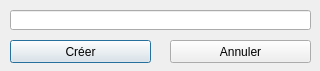
Before: the Qt Designer form CPPoker-Client/view/menucreateroom.ui in nosatoufer/CPPoker, drawn with Qt 5.
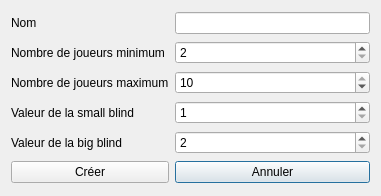
After: the same form once the commit is applied. Icons and pictures are not drawn.

```diff
--- a/CPPoker-Client/view/menucreateroom.ui
+++ b/CPPoker-Client/view/menucreateroom.ui
@@ -6,8 +6,8 @@
    <rect>
     <x>0</x>
     <y>0</y>
-    <width>320</width>
-    <height>71</height>
+    <width>381</width>
+    <height>196</height>
    </rect>
   </property>
   <property name="windowTitle">
@@ -17,42 +17,103 @@
    <iconset resource="../images.qrc">
     <normaloff>:/img/connexion.png</normaloff>:/img/connexion.png</iconset>
   </property>
-  <widget class="QLineEdit" name="nameRoom">
-   <property name="geometry">
-    <rect>
-     <x>10</x>
-     <y>10</y>
-     <width>301</width>
-     <height>20</height>
-    </rect>
-   </property>
-  </widget>
-  <widget class="QPushButton" name="buttonCreate">
-   <property name="geometry">
-    <rect>
-     <x>10</x>
-     <y>40</y>
-     <width>141</width>
-     <height>23</height>
-    </rect>
-   </property>
-   <property name="text">
-    <string>Créer</string>
-   </property>
-  </widget>
-  <widget class="QPushButton" name="buttonCancel">
-   <property name="geometry">
-    <rect>
-     <x>170</x>
-     <y>40</y>
-     <width>141</width>
-     <height>23</height>
-    </rect>
-   </property>
-   <property name="text">
-    <string>Annuler</string>
-   </property>
-  </widget>
+  <layout class="QGridLayout" name="gridLayout">
+   <item row="3" column="0">
+    <widget class="QLabel" name="label_3">
+     <property name="text">
+      <string>Nombre de joueurs maximum</string>
+     </property>
+    </widget>
+   </item>
+   <item row="4" column="0">
+    <widget class="QLabel" name="label_4">
+     <property name="text">
+      <string>Valeur de la small blind</string>
+     </property>
+    </widget>
+   </item>
+   <item row="2" column="1">
+    <widget class="QSpinBox" name="minPlayerSpinBox">
+     <property name="minimum">
+      <number>2</number>
+     </property>
+     <property name="maximum">
+      <number>10</number>
+     </property>
+    </widget>
+   </item>
+   <item row="1" column="0">
+    <widget class="QLabel" name="label">
+     <property name="text">
+      <string>Nom</string>
+     </property>
+    </widget>
+   </item>
+   <item row="1" column="1">
+    <widget class="QLineEdit" name="nameLineEdit"/>
+   </item>
+   <item row="6" column="1">
+    <widget class="QPushButton" name="buttonCancel">
+     <property name="text">
+      <string>Annuler</string>
+     </property>
+    </widget>
+   </item>
+   <item row="6" column="0">
+    <widget class="QPushButton" name="buttonCreate">
+     <property name="text">
+      <string>Créer</string>
+     </property>
+    </widget>
+   </item>
+   <item row="2" column="0">
+    <widget class="QLabel" name="label_2">
+     <property name="text">
+      <string>Nombre de joueurs minimum</string>
+     </property>
+    </widget>
+   </item>
+   <item row="3" column="1">
+    <widget class="QSpinBox" name="maxPlayerSpinBox">
+     <property name="minimum">
+      <number>2</number>
+     </property>
+     <property name="maximum">
+      <number>10</number>
+     </property>
+     <property name="value">
+      <number>10</number>
+     </property>
+    </widget>
+   </item>
+   <item row="5" column="0">
+    <widget class="QLabel" name="label_5">
+     <property name="text">
+      <string>Valeur de la big blind</string>
+     </property>
+    </widget>
+   </item>
+   <item row="4" column="1">
+    <widget class="QSpinBox" name="smallBlindSpinBox">
+     <property name="minimum">
+      <number>1</number>
+     </property>
+     <property name="maximum">
+      <number>1000</number>
+     </property>
+    </widget>
+   </item>
+   <item row="5" column="1">
+    <widget class="QSpinBox" name="bigBlindSpinBox">
+     <property name="minimum">
+      <number>2</number>
+     </property>
+     <property name="maximum">
+      <number>2000</number>
+     </property>
+    </widget>
+   </item>
+  </layout>
  </widget>
  <resources>
   <include location="../images.qrc"/>
```
